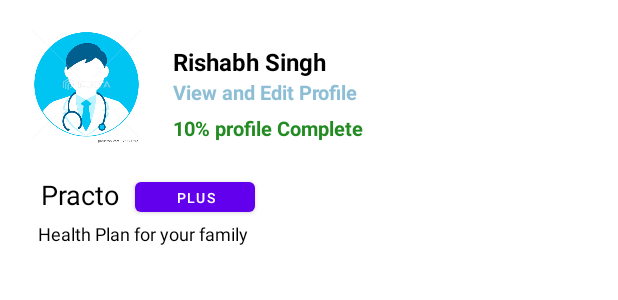
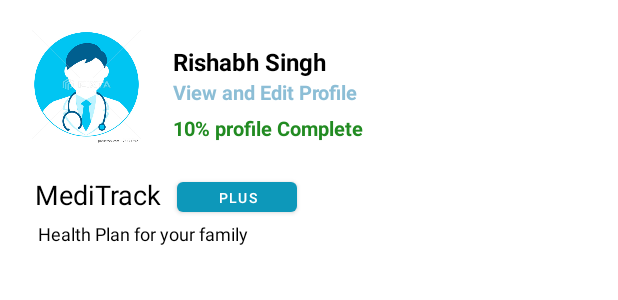
Before and after one commit to rishabh1422/HealthCareApp, an Android app: the layout header.xml on its own in the app's theme, with its tools: preview values and no code run, on a phone screen of 412 x 824 dp. Shown: the top 300 px of the screen. Run offline under Robolectric (Android 15) with nearby library versions, the phone set to English and light mode, and no system bars.

Commit message:
room database

```diff
--- a/app/build.gradle
+++ b/app/build.gradle
@@ -33,6 +33,8 @@ dependencies {
     implementation 'androidx.appcompat:appcompat:1.2.0'
     implementation 'com.google.android.material:material:1.3.0'
     implementation 'androidx.constraintlayout:constraintlayout:2.0.4'
+    implementation 'android.arch.persistence.room:runtime:1.0.0'
+    annotationProcessor 'android.arch.persistence.room:compiler:1.0.0'
     testImplementation 'junit:junit:4.+'
     androidTestImplementation 'androidx.test.ext:junit:1.1.2'
     androidTestImplementation 'androidx.test.espresso:espresso-core:3.3.0'
--- a/app/src/main/res/layout/activity_home_page.xml
+++ b/app/src/main/res/layout/activity_home_page.xml
@@ -70,7 +70,7 @@
             android:layout_width="match_parent"
             android:layout_height="200dp">
             <FrameLayout
-                android:background="#0000FF"
+                android:background="@color/purple_700"
                 android:id="@+id/frag_c"
                 android:layout_width="200dp"
                 android:layout_height="200dp">
@@ -132,7 +132,7 @@
 
             </FrameLayout>
             <FrameLayout
-                android:background="#0000FF"
+                android:background="@color/purple_700"
                 android:layout_width="200dp"
                 android:layout_height="200dp">
                 <ImageView
--- a/app/src/main/res/layout/header.xml
+++ b/app/src/main/res/layout/header.xml
@@ -69,18 +69,18 @@
         <TextView
             android:textAlignment="center"
             android:layout_marginLeft="15dp"
-            android:text="Practo"
+            android:text="MediTrack"
             android:layout_marginTop="2dp"
             android:textColor="#000"
             android:textSize="18dp"
-            android:layout_width="76dp"
+            android:layout_width="100dp"
             android:layout_height="wrap_content">
 
         </TextView>
         <Button
             android:textSize="9dp"
             android:text="plus"
-            android:layout_marginLeft="90dp"
+            android:layout_marginLeft="118dp"
             android:layout_width="80dp"
             android:layout_height="32dp">
 
--- a/app/src/main/res/values/colors.xml
+++ b/app/src/main/res/values/colors.xml
@@ -1,8 +1,8 @@
 <?xml version="1.0" encoding="utf-8"?>
 <resources>
     <color name="purple_200">#FFBB86FC</color>
-    <color name="purple_500">#FF6200EE</color>
-    <color name="purple_700">#FF3700B3</color>
+    <color name="purple_500">#0d98ba</color>
+    <color name="purple_700">#005493</color>
     <color name="teal_200">#FF03DAC5</color>
     <color name="teal_700">#FF018786</color>
     <color name="black">#FF000000</color>
--- a/app/src/main/res/values/strings.xml
+++ b/app/src/main/res/values/strings.xml
@@ -1,4 +1,4 @@
 <resources>
-    <string name="app_name">Smart Health</string>
+    <string name="app_name">Meditrack</string>
     <string name="your_string_here"> <u>Say Hello Doctor...</u></string>
 </resources>
--- a/build.gradle
+++ b/build.gradle
@@ -16,6 +16,7 @@ allprojects {
     repositories {
         google()
         jcenter()
+        maven {url 'https://maven.google.com'}
     }
 }
 
```
Also changed, not shown: gradle/wrapper/gradle-wrapper.properties.
